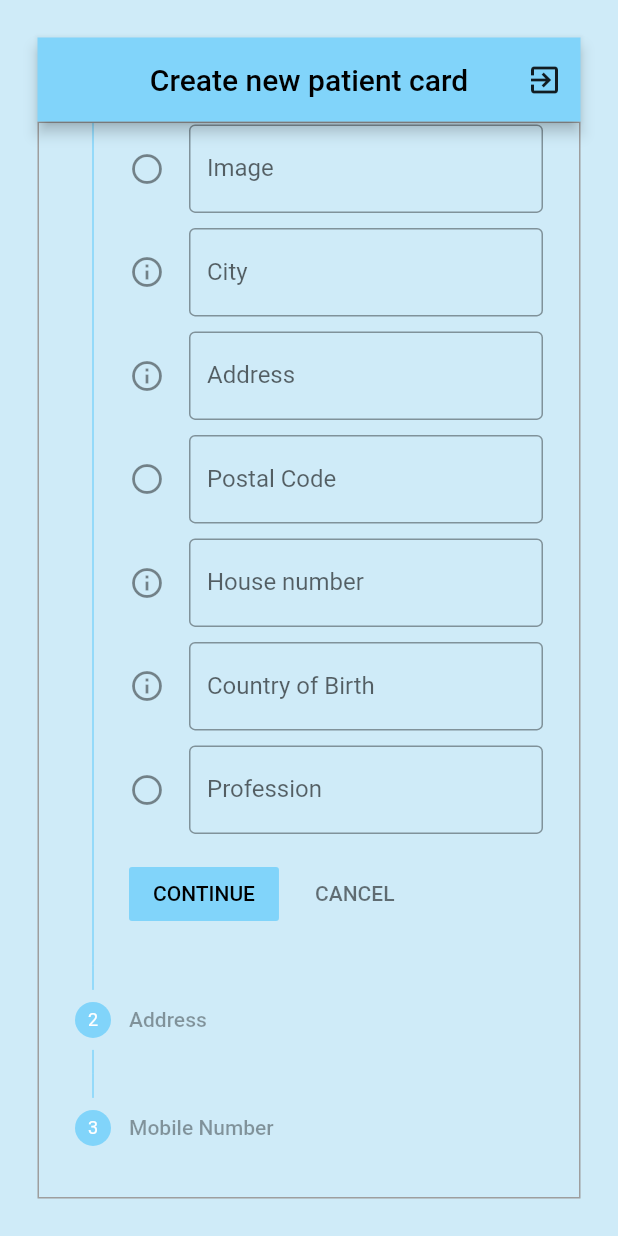
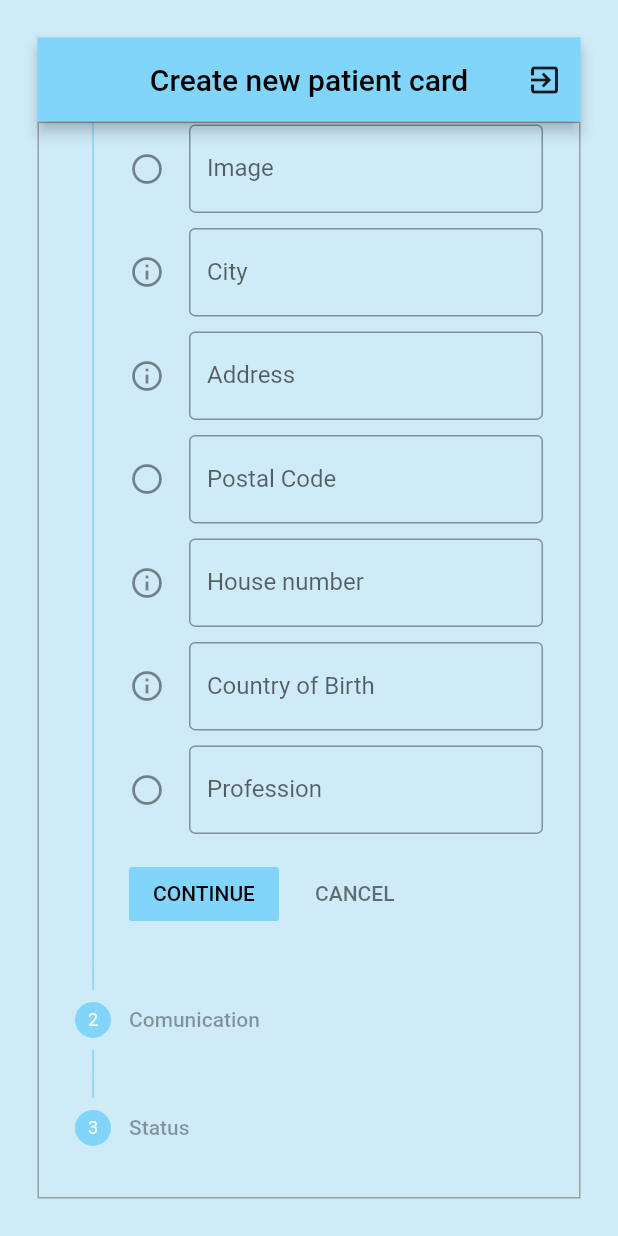
Before and after one commit to eizikr/MyDentist, a Flutter app: the AddPatientPage screen opened directly, scrolled down 576 dp, on a phone screen of 412 x 824 dp. Run offline on Flutter 3.47's test engine with Material 2 defaults, Android fonts, the phone set to English and light mode, and no system bars; our stand-ins replace date_field, firebase_auth, firebase_core, fluttertoast, google_fonts; missing offline and left inert: side_navigation; accounts and stored records are empty.

Commit message:
Base of 'Add Patient' page v1.2

```diff
--- a/lib/pages/add_patient.dart
+++ b/lib/pages/add_patient.dart
@@ -1,6 +1,5 @@
 import 'package:flutter/material.dart';
 import 'package:date_field/date_field.dart';
-import 'package:google_fonts/google_fonts.dart';
 
 class AddPatientPage extends StatefulWidget {
   const AddPatientPage({super.key});
@@ -15,8 +14,8 @@ class _AddPatientPageState extends State<AddPatientPage> {
     return Scaffold(
       body: Container(
         alignment: Alignment.center,
-        padding: EdgeInsets.all(25),
-        child: CreatePatientStepper(),
+        padding: const EdgeInsets.all(25),
+        child: const CreatePatientStepper(),
       ),
     );
   }
@@ -32,6 +31,7 @@ class CreatePatientStepper extends StatefulWidget {
 class _CreatePatientStepperState extends State<CreatePatientStepper> {
   int _currentStep = 0;
   DateTime today = DateTime.now();
+  // Private information
   final _creationDateController = TextEditingController();
   final _firstNameController = TextEditingController();
   final _lastNameController = TextEditingController();
@@ -44,6 +44,19 @@ class _CreatePatientStepperState extends State<CreatePatientStepper> {
   final _houseNumberController = TextEditingController();
   final _countryBirthController = TextEditingController();
   final _professionController = TextEditingController();
+  // Comunication
+  final _homePhoneController = TextEditingController();
+  final _email1Controller = TextEditingController();
+  final _email2Controller = TextEditingController();
+  final _insuranceCompanyController = TextEditingController();
+  final _phoneController = TextEditingController();
+  final _faxController = TextEditingController();
+  final _HMOController = TextEditingController();
+  final _treatingDoctorController = TextEditingController();
+  // Status
+  final _statusController = TextEditingController();
+  final _RemarksController = TextEditingController();
+
   @override
   Widget build(BuildContext context) {
     return Scaffold(
@@ -301,15 +314,88 @@ class _CreatePatientStepperState extends State<CreatePatientStepper> {
                           : StepState.disabled,
                     ),
                     Step(
-                      title: new Text('Address'),
+                      title: const Text('Comunication'),
                       content: Column(
                         children: <Widget>[
+                          const SizedBox(height: 10),
                           TextFormField(
-                            decoration:
-                                InputDecoration(labelText: 'Home Address'),
+                            controller: _postalCodeController,
+                            decoration: const InputDecoration(
+                              labelText: "Phone",
+                              icon: Icon(Icons.circle_outlined),
+                              border: OutlineInputBorder(),
+                            ),
+                            onChanged: (value) {},
                           ),
+                          const SizedBox(height: 10),
                           TextFormField(
-                            decoration: InputDecoration(labelText: 'Postcode'),
+                            controller: _postalCodeController,
+                            decoration: const InputDecoration(
+                              labelText: "Home Phone",
+                              icon: Icon(Icons.circle_outlined),
+                              border: OutlineInputBorder(),
+                            ),
+                            onChanged: (value) {},
+                          ),
+                          const SizedBox(height: 10),
+                          TextFormField(
+                            controller: _postalCodeController,
+                            decoration: const InputDecoration(
+                              labelText: "Email 1",
+                              icon: Icon(Icons.circle_outlined),
+                              border: OutlineInputBorder(),
+                            ),
+                            onChanged: (value) {},
+                          ),
+                          const SizedBox(height: 10),
+                          TextFormField(
+                            controller: _postalCodeController,
+                            decoration: const InputDecoration(
+                              labelText: "Email 2",
+                              icon: Icon(Icons.circle_outlined),
+                              border: OutlineInputBorder(),
+                            ),
+                            onChanged: (value) {},
+                          ),
+                          const SizedBox(height: 10),
+                          TextFormField(
+                            controller: _postalCodeController,
+                            decoration: const InputDecoration(
+                              labelText: "Insurance Company",
+                              icon: Icon(Icons.circle_outlined),
+                              border: OutlineInputBorder(),
+                            ),
+                            onChanged: (value) {},
+                          ),
+                          const SizedBox(height: 10),
+                          TextFormField(
+                            controller: _postalCodeController,
+                            decoration: const InputDecoration(
+                              labelText: "Fax",
+                              icon: Icon(Icons.circle_outlined),
+                              border: OutlineInputBorder(),
+                            ),
+                            onChanged: (value) {},
+                          ),
+                          const SizedBox(height: 10),
+                          TextFormField(
+                            controller: _postalCodeController,
+                            decoration: const InputDecoration(
+                              labelText: "HMO",
+                              icon: Icon(Icons.circle_outlined),
+                              border: OutlineInputBorder(),
+                            ),
+                            onChanged: (value) {},
+                          ),
+                          const SizedBox(height: 10),
+                          TextFormField(
+                            controller: _postalCodeController,
+                            decoration: const InputDecoration(
+                              labelText: "Treating Doctor",
+                              icon: Icon(Icons.circle_outlined),
+                              border: OutlineInputBorder(),
+                            ),
+                            onChanged: (value) {},
                           ),
                         ],
                       ),
@@ -319,12 +405,28 @@ class _CreatePatientStepperState extends State<CreatePatientStepper> {
                           : StepState.disabled,
                     ),
                     Step(
-                      title: new Text('Mobile Number'),
+                      title: const Text('Status'),
                       content: Column(
                         children: <Widget>[
+                          const SizedBox(height: 10),
                           TextFormField(
-                            decoration:
-                                InputDecoration(labelText: 'Mobile Number'),
+                            controller: _postalCodeController,
+                            decoration: const InputDecoration(
+                              labelText: "Status",
+                              icon: Icon(Icons.circle_outlined),
+                              border: OutlineInputBorder(),
+                            ),
+                            onChanged: (value) {},
+                          ),
+                          const SizedBox(height: 10),
+                          TextFormField(
+                            controller: _postalCodeController,
+                            decoration: const InputDecoration(
+                              labelText: "Remarks",
+                              icon: Icon(Icons.circle_outlined),
+                              border: OutlineInputBorder(),
+                            ),
+                            onChanged: (value) {},
                           ),
                         ],
                       ),
@@ -355,37 +457,3 @@ class _CreatePatientStepperState extends State<CreatePatientStepper> {
     _currentStep > 0 ? setState(() => _currentStep -= 1) : null;
   }
 }
-// class AddPatientPage extends StatefulWidget {
-//   const AddPatientPage({super.key});
-
-//   @override
-//   AddPatientPageState createState() {
-//     return AddPatientPageState();
-//   }
-// }
-
-// class AddPatientPageState extends State<AddPatientPage> {
-//   DateTime today = DateTime.now();
-//   final _formKey = GlobalKey<FormState>();
-
-//   //<controller name>.text will give you the text
-//   final _creationDateController = TextEditingController();
-//   final _firstNameController = TextEditingController();
-//   final _lastNameController = TextEditingController();
-//   final _fathersNameController = TextEditingController();
-//   final _idController = TextEditingController();
-//   final _imageController = TextEditingController();
-//   final _cityController = TextEditingController();
-//   final _addressController = TextEditingController();
-//   final _postalCodeController = TextEditingController();
-//   final _houseNumberController = TextEditingController();
-//   final _countryBirthController = TextEditingController();
-//   final _professionController = TextEditingController();
-
-//   @override
-//   Widget build(BuildContext context) {
-//     return Container(
-//       child: Text('jeu'),
-//     );
-//   }
-// }
```
